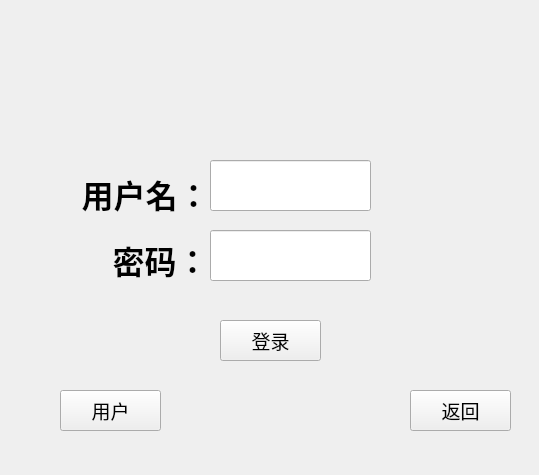
Qt form DBMS/login_m.ui (YOUNIR/QT-Personnel-management-system) before a commit.
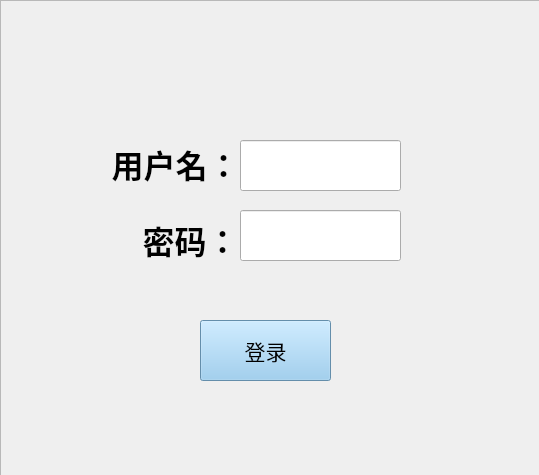
The same form after that commit. Icons and pictures are not drawn.

What changed in the file:
```diff
--- a/DBMS/login_m.ui
+++ b/DBMS/login_m.ui
@@ -13,127 +13,115 @@
   <property name="windowTitle">
    <string>Form</string>
   </property>
-  <widget class="QPushButton" name="return_Button">
+  <widget class="QFrame" name="frame">
    <property name="geometry">
     <rect>
-     <x>410</x>
-     <y>390</y>
-     <width>101</width>
-     <height>41</height>
+     <x>0</x>
+     <y>0</y>
+     <width>541</width>
+     <height>481</height>
     </rect>
    </property>
-   <property name="font">
-    <font>
-     <pointsize>14</pointsize>
-    </font>
+   <property name="styleSheet">
+    <string notr="true">#frame{
+border-image: url(:/root_view.jpg);
+}</string>
    </property>
-   <property name="text">
-    <string>返回</string>
+   <property name="frameShape">
+    <enum>QFrame::StyledPanel</enum>
    </property>
-  </widget>
-  <widget class="QLabel" name="label">
-   <property name="geometry">
-    <rect>
-     <x>110</x>
-     <y>230</y>
-     <width>101</width>
-     <height>61</height>
-    </rect>
+   <property name="frameShadow">
+    <enum>QFrame::Raised</enum>
    </property>
-   <property name="font">
-    <font>
-     <family>楷体</family>
-     <pointsize>10</pointsize>
-    </font>
-   </property>
-   <property name="text">
-    <string>&lt;html&gt;&lt;head/&gt;&lt;body&gt;&lt;p align=&quot;center&quot;&gt;&lt;span style=&quot; font-size:24pt; font-weight:700;&quot;&gt;密码：&lt;/span&gt;&lt;/p&gt;&lt;/body&gt;&lt;/html&gt;</string>
-   </property>
-  </widget>
-  <widget class="QLineEdit" name="passwardlineEdit">
-   <property name="geometry">
-    <rect>
-     <x>210</x>
-     <y>230</y>
-     <width>161</width>
-     <height>51</height>
-    </rect>
-   </property>
-   <property name="font">
-    <font>
-     <pointsize>16</pointsize>
-    </font>
-   </property>
-  </widget>
-  <widget class="QLineEdit" name="namelineEdit">
-   <property name="geometry">
-    <rect>
-     <x>210</x>
-     <y>160</y>
-     <width>161</width>
-     <height>51</height>
-    </rect>
-   </property>
-   <property name="font">
-    <font>
-     <pointsize>16</pointsize>
-    </font>
-   </property>
-  </widget>
-  <widget class="QLabel" name="label_2">
-   <property name="geometry">
-    <rect>
-     <x>80</x>
-     <y>170</y>
-     <width>131</width>
-     <height>61</height>
-    </rect>
-   </property>
-   <property name="font">
-    <font>
-     <family>楷体</family>
-     <pointsize>10</pointsize>
-    </font>
-   </property>
-   <property name="text">
-    <string>&lt;html&gt;&lt;head/&gt;&lt;body&gt;&lt;p align=&quot;center&quot;&gt;&lt;span style=&quot; font-size:24pt; font-weight:700;&quot;&gt;用户名：&lt;/span&gt;&lt;br/&gt;&lt;/p&gt;&lt;/body&gt;&lt;/html&gt;</string>
-   </property>
-  </widget>
   <widget class="QPushButton" name="return_Button_2">
    <property name="geometry">
     <rect>
-     <x>220</x>
+      <x>200</x>
      <y>320</y>
-     <width>101</width>
-     <height>41</height>
+      <width>131</width>
+      <height>61</height>
     </rect>
    </property>
    <property name="font">
     <font>
-     <pointsize>14</pointsize>
-    </font>
-   </property>
+      <pointsize>16</pointsize>
+     </font>
+    </property>
+    <property name="styleSheet">
+     <string notr="true">background-color: rgb(140,199,239);</string>
+    </property>
    <property name="text">
     <string>登录</string>
    </property>
   </widget>
-  <widget class="QPushButton" name="user_Button_3">
+   <widget class="QLabel" name="label_2">
    <property name="geometry">
     <rect>
-     <x>60</x>
-     <y>390</y>
+      <x>110</x>
+      <y>140</y>
+      <width>131</width>
+      <height>61</height>
+     </rect>
+    </property>
+    <property name="font">
+     <font>
+      <family>楷体</family>
+      <pointsize>10</pointsize>
+     </font>
+    </property>
+    <property name="text">
+     <string>&lt;html&gt;&lt;head/&gt;&lt;body&gt;&lt;p align=&quot;center&quot;&gt;&lt;span style=&quot; font-size:24pt; font-weight:700;&quot;&gt;用户名：&lt;/span&gt;&lt;br/&gt;&lt;/p&gt;&lt;/body&gt;&lt;/html&gt;</string>
+    </property>
+   </widget>
+   <widget class="QLineEdit" name="namelineEdit">
+    <property name="geometry">
+     <rect>
+      <x>240</x>
+      <y>140</y>
+      <width>161</width>
+      <height>51</height>
+     </rect>
+    </property>
+    <property name="font">
+     <font>
+      <pointsize>16</pointsize>
+     </font>
+    </property>
+   </widget>
+   <widget class="QLineEdit" name="passwardlineEdit">
+    <property name="geometry">
+     <rect>
+      <x>240</x>
+      <y>210</y>
+      <width>161</width>
+      <height>51</height>
+     </rect>
+    </property>
+    <property name="font">
+     <font>
+      <pointsize>16</pointsize>
+     </font>
+    </property>
+   </widget>
+   <widget class="QLabel" name="label">
+    <property name="geometry">
+     <rect>
+      <x>140</x>
+      <y>210</y>
      <width>101</width>
-     <height>41</height>
+      <height>61</height>
     </rect>
    </property>
    <property name="font">
     <font>
-     <pointsize>14</pointsize>
+      <family>楷体</family>
+      <pointsize>10</pointsize>
     </font>
    </property>
    <property name="text">
-    <string>用户</string>
-   </property>
+     <string>&lt;html&gt;&lt;head/&gt;&lt;body&gt;&lt;p align=&quot;center&quot;&gt;&lt;span style=&quot; font-size:24pt; font-weight:700;&quot;&gt;密码：&lt;/span&gt;&lt;/p&gt;&lt;/body&gt;&lt;/html&gt;</string>
+    </property>
+   </widget>
   </widget>
  </widget>
  <resources/>
```
Lines whose indentation alone changed are shown as unchanged.
